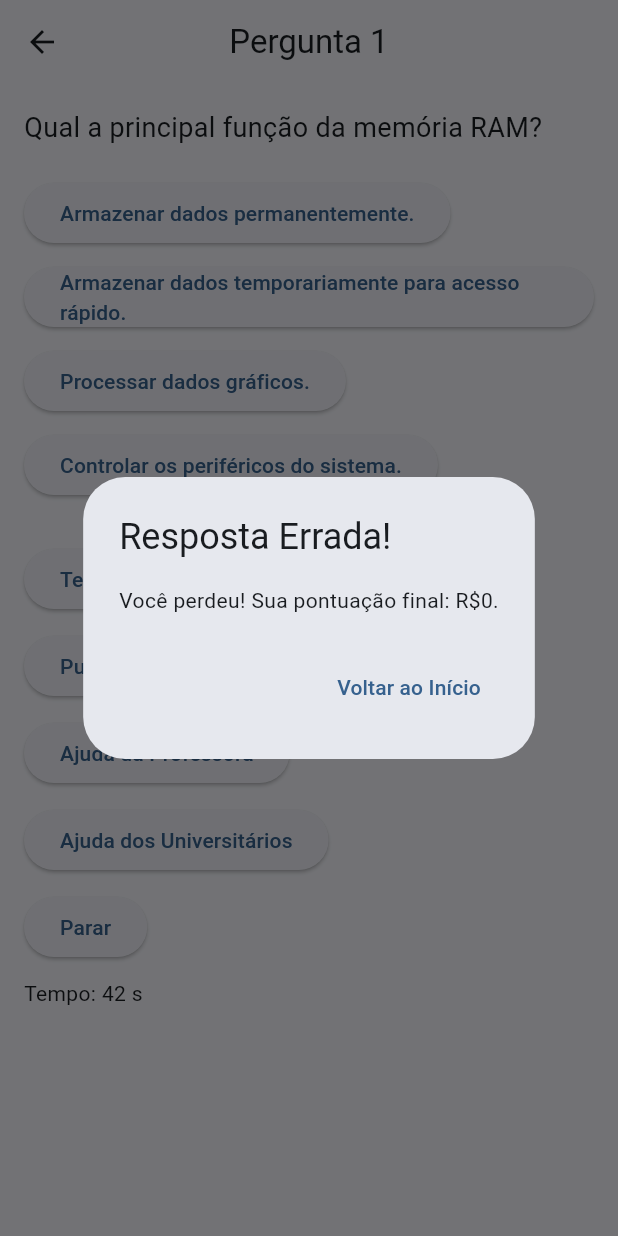
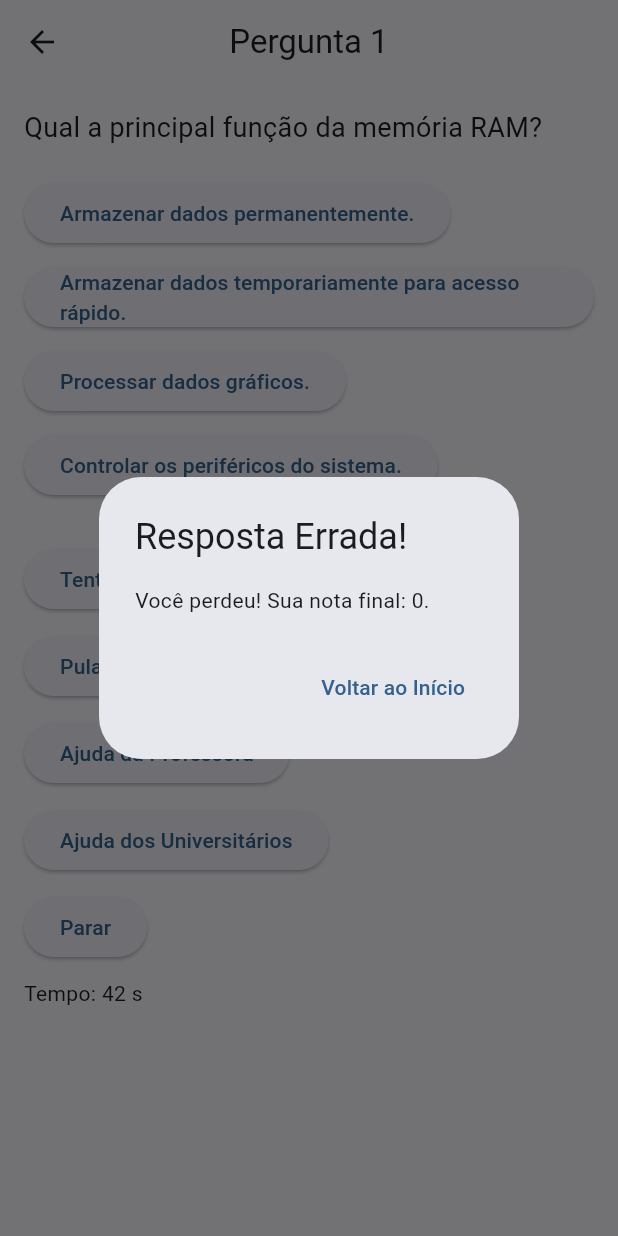
Before and after one commit to gabrielamds/AOCApp, a Flutter app: the TelaPerguntas screen opened directly, after a tap on "Parar", after a tap on "Armazenar dados permanentemente.", on a phone screen of 412 x 824 dp. Run offline on Flutter 3.47's test engine with Material 3 defaults, Android fonts, the phone set to English and light mode, and no system bars.

Commit message:
AOCApp_sistema de nota

```diff
--- a/lib/main.dart
+++ b/lib/main.dart
@@ -225,6 +225,7 @@ class _TelaPerguntasState extends State<TelaPerguntas> {
   List<bool> respostasCorretas = [];
   List<bool> alternativasInativas = [false, false, false, false]; // Para desabilitar alternativas erradas
   int questoesRespondidas = 0; // Adicionar variável para contar questões respondidas
+  int nota = 0; // Adicionar variável para a nota
 
   void iniciarCronometro() {
     timer = Timer.periodic(const Duration(seconds: 1), (timer) {
@@ -242,7 +243,7 @@ class _TelaPerguntasState extends State<TelaPerguntas> {
   void _tempoEsgotado() {
     _mostrarDialogo(
       'Tempo esgotado!',
-      'Você perdeu! Sua pontuação final: R\$${pontuacao}.',
+      'Você perdeu! Sua nota final: $nota.',
       reiniciar: true,
     );
   }
@@ -258,19 +259,19 @@ class _TelaPerguntasState extends State<TelaPerguntas> {
     if (index == perguntas[perguntaAtual]['correta']) {
       setState(() {
         questoesRespondidas++; // Incrementar questões respondidas
-        pontuacao += 1000 * questoesRespondidas;
+        nota = (10 * questoesRespondidas / perguntas.length).round(); // Calcular a nota
         respostasCorretas.add(true);
       });
       _mostrarDialogo(
         'Resposta Correta!',
-        'Você ganhou R\$${pontuacao}!',
+        'Sua nota atual: $nota.',
         continuar: true,
       );
     } else {
       respostasCorretas.add(false);
       _mostrarDialogo(
         'Resposta Errada!',
-        'Você perdeu! Sua pontuação final: R\$${pontuacao}.',
+        'Você perdeu! Sua nota final: $nota.',
         reiniciar: true,
       );
     }
@@ -318,7 +319,7 @@ class _TelaPerguntasState extends State<TelaPerguntas> {
     if (perguntaAtual >= perguntas.length) {
       _mostrarDialogo(
         'Parabéns!',
-        'Você concluiu o jogo com R\$${pontuacao}!',
+        'Você concluiu o jogo com nota $nota!',
         reiniciar: true,
       );
     } else {
@@ -464,7 +465,7 @@ void _ajudaUniversitarios() {
     if (perguntaAtual >= perguntas.length) {
       _mostrarDialogo(
         'Parabéns!',
-        'Você concluiu o jogo com R\$${pontuacao}!',
+        'Você concluiu o jogo com nota $nota!',
         reiniciar: true,
       );
     } else {
@@ -498,7 +499,7 @@ void _ajudaUniversitarios() {
               Navigator.of(ctx).pop();
               _mostrarDialogo(
                 'Você Parou!',
-                'Você acumulou R\$${pontuacao}. Obrigado por jogar!',
+                'Sua nota final: $nota. Obrigado por jogar!',
                 reiniciar: true,
               );
             },
```
